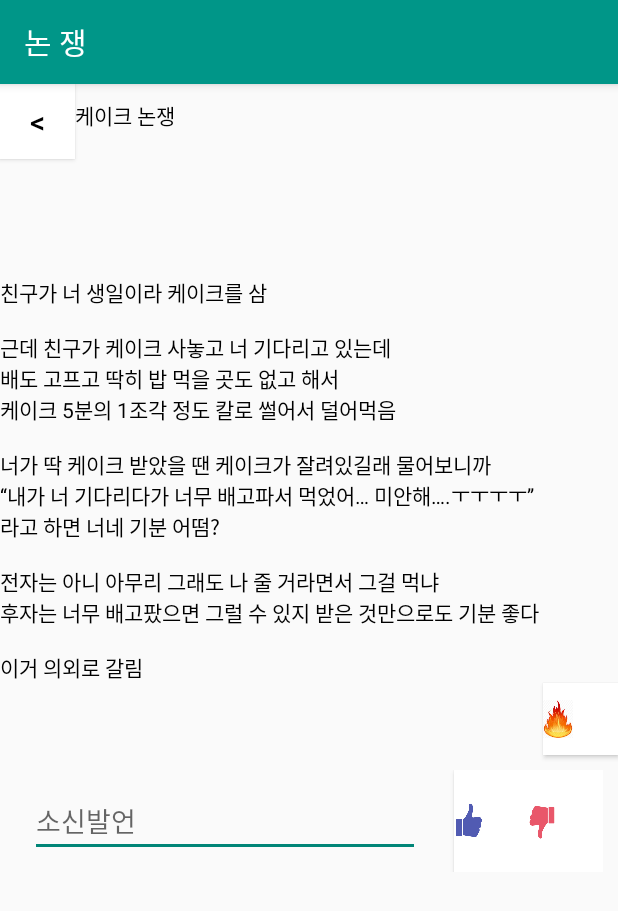
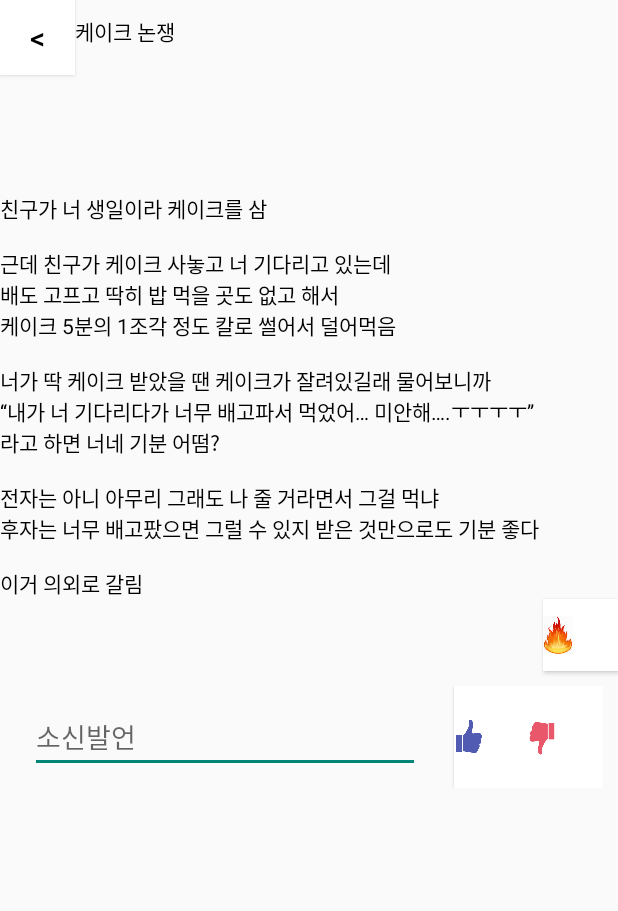
Before and after one commit to RDDcat/ArgUniverse, an Android app: the screen it shows after launch (post), after a tap on "케이크 논쟁", on a phone screen of 412 x 824 dp. Shown: the top 911 px of the screen. Run offline under Robolectric (Android 15) with nearby library versions, the phone set to English and light mode, and no system bars.

Commit message:
[UPDATE] 변수명 리팩토링 & 테마 변경

```diff
--- a/android/app/src/main/java/kr/ac/kpu/arguniverse/MainActivity.kt
+++ b/android/app/src/main/java/kr/ac/kpu/arguniverse/MainActivity.kt
@@ -3,14 +3,12 @@ package kr.ac.kpu.arguniverse
 import android.content.Intent
 import androidx.appcompat.app.AppCompatActivity
 import android.os.Bundle
-import android.util.Log
 import android.view.Menu
 import android.view.MenuItem
 import android.widget.Button
 import android.widget.TextView
 import androidx.recyclerview.widget.LinearLayoutManager
 import kr.ac.kpu.arguniverse.databinding.ActivityMainBinding
-import org.w3c.dom.Text
 
 class MainActivity : AppCompatActivity() {
     lateinit var btn : Button
@@ -46,19 +44,19 @@ class MainActivity : AppCompatActivity() {
 
 
         btn.setOnClickListener{
-            popular.rereed.plus(1)
+            popular.viewCount.plus(1)
             var intent = Intent(applicationContext,post::class.java)
             intent.putExtra("PostID", popular.postID )
-            intent.putExtra("Reheart", popular.reheart )
-            intent.putExtra("Rebtn", popular.rebtn )
-            intent.putExtra("Rereed", popular.rereed )
+            intent.putExtra("Reheart", popular.fireCount )
+            intent.putExtra("Rebtn", popular.title )
+            intent.putExtra("Rereed", popular.viewCount )
             intent.putExtra("Content",popular.content)
             startActivity(intent)
         }
 
-        btn.setText(popular.rebtn)
-        heart.setText(popular.reheart.toString())
-        reed.setText(popular.rereed.toString())
+        btn.setText(popular.title)
+        heart.setText(popular.fireCount.toString())
+        reed.setText(popular.viewCount.toString())
 
         initializelist()
         initRecyclerView()
--- a/android/app/src/main/java/kr/ac/kpu/arguniverse/MyModel.kt
+++ b/android/app/src/main/java/kr/ac/kpu/arguniverse/MyModel.kt
@@ -1,9 +1,9 @@
 package kr.ac.kpu.arguniverse
 
 data class MyModel(
-    val rebtn :String,
-    val reheart : Int,
-    val rereed : Int,
-    val postID : Int,
-    val content : String
+    val title :String, // 제목
+    val fireCount : Int, // 공감(활활타오르는거)
+    val viewCount : Int, // 조회수
+    val postID : Int, // 글 아이디
+    val content : String // 내용
 )
--- a/android/app/src/main/java/kr/ac/kpu/arguniverse/MyRecyclerAdapter.kt
+++ b/android/app/src/main/java/kr/ac/kpu/arguniverse/MyRecyclerAdapter.kt
@@ -3,7 +3,6 @@ package kr.ac.kpu.arguniverse
 import android.content.Intent
 import android.view.LayoutInflater
 import android.view.ViewGroup
-import androidx.core.content.ContextCompat.startActivity
 import androidx.recyclerview.widget.RecyclerView
 import kr.ac.kpu.arguniverse.databinding.RecyclerViewItemBinding
 
@@ -15,19 +14,19 @@ class RecyclerViewAdapter: RecyclerView.Adapter<RecyclerViewAdapter.MyViewHolder
     inner class MyViewHolder(private val binding: RecyclerViewItemBinding): RecyclerView.ViewHolder(binding.root) {
 
         fun bind(myModel:MyModel){
-            binding.rebtn.text = myModel.rebtn
+            binding.rebtn.text = myModel.title
             binding.rebtn.setOnClickListener {
-                myModel.rereed.plus(1)
+                myModel.viewCount.plus(1)
                 var intent1 = Intent(binding.root.context,post::class.java)
                 intent1.putExtra("PostID", myModel.postID)
-                intent1.putExtra("Rebtn", myModel.rebtn)
-                intent1.putExtra("Reheart", myModel.reheart)
-                intent1.putExtra("Rereed", myModel.rereed)
+                intent1.putExtra("Rebtn", myModel.title)
+                intent1.putExtra("Reheart", myModel.fireCount)
+                intent1.putExtra("Rereed", myModel.viewCount)
                 intent1.putExtra("Content",myModel.content)
                 binding.root.context.startActivity(intent1)
             }
-            binding.reheart.text = myModel.reheart.toString()
-            binding.rereed.text = myModel.rereed.toString()
+            binding.reheart.text = myModel.fireCount.toString()
+            binding.rereed.text = myModel.viewCount.toString()
         }
     }
 
--- a/android/app/src/main/res/values-night/themes.xml
+++ /dev/null
@@ -1,16 +0,0 @@
-<resources xmlns:tools="http://schemas.android.com/tools">
-    <!-- Base application theme. -->
-    <style name="Theme.ArgUniverse" parent="Theme.MaterialComponents.DayNight.DarkActionBar">
-        <!-- Primary brand color. -->
-        <item name="colorPrimary">@color/purple_200</item>
-        <item name="colorPrimaryVariant">@color/purple_700</item>
-        <item name="colorOnPrimary">@color/black</item>
-        <!-- Secondary brand color. -->
-        <item name="colorSecondary">@color/teal_200</item>
-        <item name="colorSecondaryVariant">@color/teal_200</item>
-        <item name="colorOnSecondary">@color/black</item>
-        <!-- Status bar color. -->
-        <item name="android:statusBarColor" tools:targetApi="l">?attr/colorPrimaryVariant</item>
-        <!-- Customize your theme here. -->
-    </style>
-</resources>
--- a/android/app/src/main/res/values/themes.xml
+++ b/android/app/src/main/res/values/themes.xml
@@ -1,6 +1,6 @@
 <resources xmlns:tools="http://schemas.android.com/tools">
     <!-- Base application theme. -->
-    <style name="Theme.ArgUniverse" parent="Theme.AppCompat.DayNight.DarkActionBar">
+    <style name="Theme.ArgUniverse" parent="Theme.AppCompat.Light.NoActionBar">
         <!-- Primary brand color. -->
         <item name="colorPrimary">#009688</item>
         <item name="colorPrimaryVariant">@color/teal_700</item>
```
